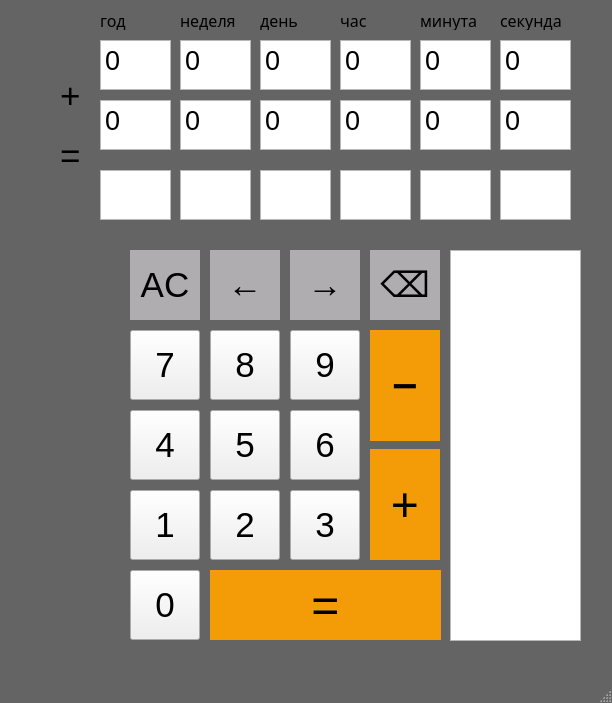
Before: the Qt Designer form mainwindow.ui in kirill737/CalculatorLab2, drawn with Qt 5.
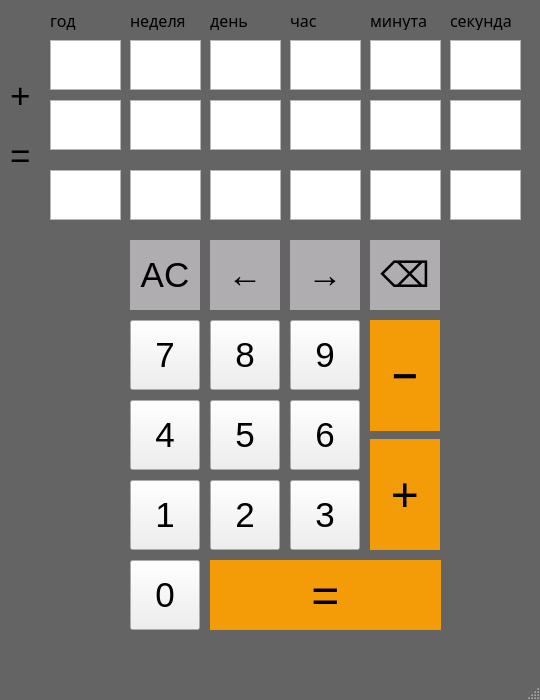
After: the same form once the commit is applied.

The edit to the form file:
```diff
--- a/mainwindow.ui
+++ b/mainwindow.ui
@@ -6,10 +6,22 @@
    <rect>
     <x>0</x>
     <y>0</y>
-    <width>612</width>
-    <height>703</height>
+    <width>540</width>
+    <height>700</height>
    </rect>
   </property>
+  <property name="minimumSize">
+   <size>
+    <width>540</width>
+    <height>700</height>
+   </size>
+  </property>
+  <property name="maximumSize">
+   <size>
+    <width>540</width>
+    <height>700</height>
+   </size>
+  </property>
   <property name="windowTitle">
    <string>MainWindow</string>
   </property>
@@ -26,7 +38,7 @@
     <property name="geometry">
      <rect>
       <x>130</x>
-      <y>330</y>
+      <y>320</y>
       <width>70</width>
       <height>70</height>
      </rect>
@@ -45,7 +57,7 @@
     <property name="geometry">
      <rect>
       <x>210</x>
-      <y>330</y>
+      <y>320</y>
       <width>70</width>
       <height>70</height>
      </rect>
@@ -64,7 +76,7 @@
     <property name="geometry">
      <rect>
       <x>290</x>
-      <y>330</y>
+      <y>320</y>
       <width>70</width>
       <height>70</height>
      </rect>
@@ -86,7 +98,7 @@
     <property name="geometry">
      <rect>
       <x>130</x>
-      <y>410</y>
+      <y>400</y>
       <width>70</width>
       <height>70</height>
      </rect>
@@ -105,7 +117,7 @@
     <property name="geometry">
      <rect>
       <x>210</x>
-      <y>410</y>
+      <y>400</y>
       <width>70</width>
       <height>70</height>
      </rect>
@@ -124,7 +136,7 @@
     <property name="geometry">
      <rect>
       <x>290</x>
-      <y>410</y>
+      <y>400</y>
       <width>70</width>
       <height>70</height>
      </rect>
@@ -143,7 +155,7 @@
     <property name="geometry">
      <rect>
       <x>130</x>
-      <y>490</y>
+      <y>480</y>
       <width>70</width>
       <height>70</height>
      </rect>
@@ -162,7 +174,7 @@
     <property name="geometry">
      <rect>
       <x>210</x>
-      <y>490</y>
+      <y>480</y>
       <width>70</width>
       <height>70</height>
      </rect>
@@ -181,7 +193,7 @@
     <property name="geometry">
      <rect>
       <x>290</x>
-      <y>490</y>
+      <y>480</y>
       <width>70</width>
       <height>70</height>
      </rect>
@@ -200,7 +212,7 @@
     <property name="geometry">
      <rect>
       <x>370</x>
-      <y>330</y>
+      <y>320</y>
       <width>70</width>
       <height>111</height>
      </rect>
@@ -230,7 +242,7 @@
     <property name="geometry">
      <rect>
       <x>370</x>
-      <y>449</y>
+      <y>439</y>
       <width>70</width>
       <height>111</height>
      </rect>
@@ -260,7 +272,7 @@
     <property name="geometry">
      <rect>
       <x>130</x>
-      <y>250</y>
+      <y>240</y>
       <width>70</width>
       <height>70</height>
      </rect>
@@ -290,7 +302,7 @@
     <property name="geometry">
      <rect>
       <x>130</x>
-      <y>570</y>
+      <y>560</y>
       <width>70</width>
       <height>70</height>
      </rect>
@@ -309,7 +321,7 @@
     <property name="geometry">
      <rect>
       <x>210</x>
-      <y>570</y>
+      <y>560</y>
       <width>231</width>
       <height>70</height>
      </rect>
@@ -339,7 +351,7 @@
     <property name="geometry">
      <rect>
       <x>210</x>
-      <y>250</y>
+      <y>240</y>
       <width>70</width>
       <height>70</height>
      </rect>
@@ -369,7 +381,7 @@
     <property name="geometry">
      <rect>
       <x>290</x>
-      <y>250</y>
+      <y>240</y>
       <width>70</width>
       <height>70</height>
      </rect>
@@ -398,7 +410,7 @@
    <widget class="QLabel" name="label">
     <property name="geometry">
      <rect>
-      <x>60</x>
+      <x>10</x>
       <y>140</y>
       <width>31</width>
       <height>31</height>
@@ -418,7 +430,7 @@
     <property name="geometry">
      <rect>
       <x>370</x>
-      <y>250</y>
+      <y>240</y>
       <width>70</width>
       <height>70</height>
      </rect>
@@ -447,7 +459,7 @@
    <widget class="QLabel" name="label_Sign">
     <property name="geometry">
      <rect>
-      <x>60</x>
+      <x>10</x>
       <y>80</y>
       <width>31</width>
       <height>31</height>
@@ -463,20 +475,10 @@
      <string>+</string>
     </property>
    </widget>
-   <widget class="QTextEdit" name="textEdit">
-    <property name="geometry">
-     <rect>
-      <x>450</x>
-      <y>250</y>
-      <width>131</width>
-      <height>391</height>
-     </rect>
-    </property>
-   </widget>
    <widget class="QPlainTextEdit" name="plainTextEdit_Num1_2">
     <property name="geometry">
      <rect>
-      <x>180</x>
+      <x>130</x>
       <y>40</y>
       <width>71</width>
       <height>50</height>
@@ -495,7 +497,7 @@
      <bool>true</bool>
     </property>
     <property name="plainText">
-     <string>0</string>
+     <string/>
     </property>
     <property name="centerOnScroll">
      <bool>false</bool>
@@ -507,7 +509,7 @@
    <widget class="QPlainTextEdit" name="plainTextEdit_Num1_3">
     <property name="geometry">
      <rect>
-      <x>260</x>
+      <x>210</x>
       <y>40</y>
       <width>71</width>
       <height>50</height>
@@ -526,7 +528,7 @@
      <bool>true</bool>
     </property>
     <property name="plainText">
-     <string>0</string>
+     <string/>
     </property>
     <property name="centerOnScroll">
      <bool>false</bool>
@@ -538,7 +540,7 @@
    <widget class="QPlainTextEdit" name="plainTextEdit_Num1_4">
     <property name="geometry">
      <rect>
-      <x>340</x>
+      <x>290</x>
       <y>40</y>
       <width>71</width>
       <height>50</height>
@@ -557,7 +559,7 @@
      <bool>true</bool>
     </property>
     <property name="plainText">
-     <string>0</string>
+     <string/>
     </property>
     <property name="centerOnScroll">
      <bool>false</bool>
@@ -569,7 +571,7 @@
    <widget class="QPlainTextEdit" name="plainTextEdit_Num1_5">
     <property name="geometry">
      <rect>
-      <x>420</x>
+      <x>370</x>
       <y>40</y>
       <width>71</width>
       <height>50</height>
@@ -588,7 +590,7 @@
      <bool>true</bool>
     </property>
     <property name="plainText">
-     <string>0</string>
+     <string/>
     </property>
     <property name="centerOnScroll">
      <bool>false</bool>
@@ -600,7 +602,7 @@
    <widget class="QPlainTextEdit" name="plainTextEdit_Num1_6">
     <property name="geometry">
      <rect>
-      <x>500</x>
+      <x>450</x>
       <y>40</y>
       <width>71</width>
       <height>50</height>
@@ -619,7 +621,7 @@
      <bool>true</bool>
     </property>
     <property name="plainText">
-     <string>0</string>
+     <string/>
     </property>
     <property name="centerOnScroll">
      <bool>false</bool>
@@ -631,7 +633,7 @@
    <widget class="QPlainTextEdit" name="plainTextEdit_Num2_3">
     <property name="geometry">
      <rect>
-      <x>260</x>
+      <x>210</x>
       <y>100</y>
       <width>71</width>
       <height>50</height>
@@ -650,7 +652,7 @@
      <bool>true</bool>
     </property>
     <property name="plainText">
-     <string>0</string>
+     <string/>
     </property>
     <property name="centerOnScroll">
      <bool>false</bool>
@@ -662,7 +664,7 @@
    <widget class="QPlainTextEdit" name="plainTextEdit_Num2_5">
     <property name="geometry">
      <rect>
-      <x>420</x>
+      <x>370</x>
       <y>100</y>
       <width>71</width>
       <height>50</height>
@@ -681,7 +683,7 @@
      <bool>true</bool>
     </property>
     <property name="plainText">
-     <string>0</string>
+     <string/>
     </property>
     <property name="centerOnScroll">
      <bool>false</bool>
@@ -693,7 +695,7 @@
    <widget class="QPlainTextEdit" name="plainTextEdit_Num2_4">
     <property name="geometry">
      <rect>
-      <x>340</x>
+      <x>290</x>
       <y>100</y>
       <width>71</width>
       <height>50</height>
@@ -712,7 +714,7 @@
      <bool>true</bool>
     </property>
     <property name="plainText">
-     <string>0</string>
+     <string/>
     </property>
     <property name="centerOnScroll">
      <bool>false</bool>
@@ -724,7 +726,7 @@
    <widget class="QPlainTextEdit" name="plainTextEdit_Num2_2">
     <property name="geometry">
      <rect>
-      <x>180</x>
+      <x>130</x>
       <y>100</y>
       <width>71</width>
       <height>50</height>
@@ -743,7 +745,7 @@
      <bool>true</bool>
     </property>
     <property name="plainText">
-     <string>0</string>
+     <string/>
     </property>
     <property name="centerOnScroll">
      <bool>false</bool>
@@ -755,7 +757,7 @@
    <widget class="QPlainTextEdit" name="plainTextEdit_Num2_6">
     <property name="geometry">
      <rect>
-      <x>500</x>
+      <x>450</x>
       <y>100</y>
       <width>71</width>
       <height>50</height>
@@ -774,7 +776,7 @@
      <bool>true</bool>
     </property>
     <property name="plainText">
-     <string>0</string>
+     <string/>
     </property>
     <property name="centerOnScroll">
      <bool>false</bool>
@@ -786,7 +788,7 @@
    <widget class="QPlainTextEdit" name="plainTextEdit_Num2_1">
     <property name="geometry">
      <rect>
-      <x>100</x>
+      <x>50</x>
       <y>100</y>
       <width>71</width>
       <height>50</height>
@@ -805,7 +807,7 @@
      <bool>true</bool>
     </property>
     <property name="plainText">
-     <string>0</string>
+     <string/>
     </property>
     <property name="centerOnScroll">
      <bool>false</bool>
@@ -817,7 +819,7 @@
    <widget class="QPlainTextEdit" name="plainTextEdit_Answer_3">
     <property name="geometry">
      <rect>
-      <x>260</x>
+      <x>210</x>
       <y>170</y>
       <width>71</width>
       <height>50</height>
@@ -848,7 +850,7 @@
    <widget class="QPlainTextEdit" name="plainTextEdit_Answer_5">
     <property name="geometry">
      <rect>
-      <x>420</x>
+      <x>370</x>
       <y>170</y>
       <width>71</width>
       <height>50</height>
@@ -879,7 +881,7 @@
    <widget class="QPlainTextEdit" name="plainTextEdit_Answer_4">
     <property name="geometry">
      <rect>
-      <x>340</x>
+      <x>290</x>
       <y>170</y>
       <width>71</width>
       <height>50</height>
@@ -910,7 +912,7 @@
    <widget class="QPlainTextEdit" name="plainTextEdit_Answer_2">
     <property name="geometry">
      <rect>
-      <x>180</x>
+      <x>130</x>
       <y>170</y>
       <width>71</width>
       <height>50</height>
@@ -941,7 +943,7 @@
    <widget class="QPlainTextEdit" name="plainTextEdit_Answer_6">
     <property name="geometry">
      <rect>
-      <x>500</x>
+      <x>450</x>
       <y>170</y>
       <width>71</width>
       <height>50</height>
@@ -972,7 +974,7 @@
    <widget class="QPlainTextEdit" name="plainTextEdit_Answer_1">
     <property name="geometry">
      <rect>
-      <x>100</x>
+      <x>50</x>
       <y>170</y>
       <width>71</width>
       <height>50</height>
@@ -1003,7 +1005,7 @@
    <widget class="QLabel" name="label_7">
     <property name="geometry">
      <rect>
-      <x>500</x>
+      <x>450</x>
       <y>10</y>
       <width>71</width>
       <height>20</height>
@@ -1023,7 +1025,7 @@
    <widget class="QLabel" name="label_6">
     <property name="geometry">
      <rect>
-      <x>420</x>
+      <x>370</x>
       <y>10</y>
       <width>71</width>
       <height>20</height>
@@ -1043,7 +1045,7 @@
    <widget class="QLabel" name="label_4">
     <property name="geometry">
      <rect>
-      <x>340</x>
+      <x>290</x>
       <y>10</y>
       <width>71</width>
       <height>20</height>
@@ -1063,7 +1065,7 @@
    <widget class="QLabel" name="label_5">
     <property name="geometry">
      <rect>
-      <x>260</x>
+      <x>210</x>
       <y>10</y>
       <width>71</width>
       <height>20</height>
@@ -1083,7 +1085,7 @@
    <widget class="QLabel" name="label_3">
     <property name="geometry">
      <rect>
-      <x>180</x>
+      <x>130</x>
       <y>10</y>
       <width>71</width>
       <height>20</height>
@@ -1103,7 +1105,7 @@
    <widget class="QLabel" name="label_2">
     <property name="geometry">
      <rect>
-      <x>100</x>
+      <x>50</x>
       <y>10</y>
       <width>71</width>
       <height>20</height>
@@ -1123,7 +1125,7 @@
    <widget class="QPlainTextEdit" name="plainTextEdit_Num1_1">
     <property name="geometry">
      <rect>
-      <x>100</x>
+      <x>50</x>
       <y>40</y>
       <width>71</width>
       <height>50</height>
@@ -1142,7 +1144,7 @@
      <bool>true</bool>
     </property>
     <property name="plainText">
-     <string>0</string>
+     <string/>
     </property>
     <property name="centerOnScroll">
      <bool>false</bool>
@@ -1154,7 +1156,7 @@
    <widget class="QLabel" name="label_answerSign">
     <property name="geometry">
      <rect>
-      <x>60</x>
+      <x>10</x>
       <y>170</y>
       <width>31</width>
       <height>31</height>
```
Left out of the diff: 2 changed lines with no effect on the pictures.
